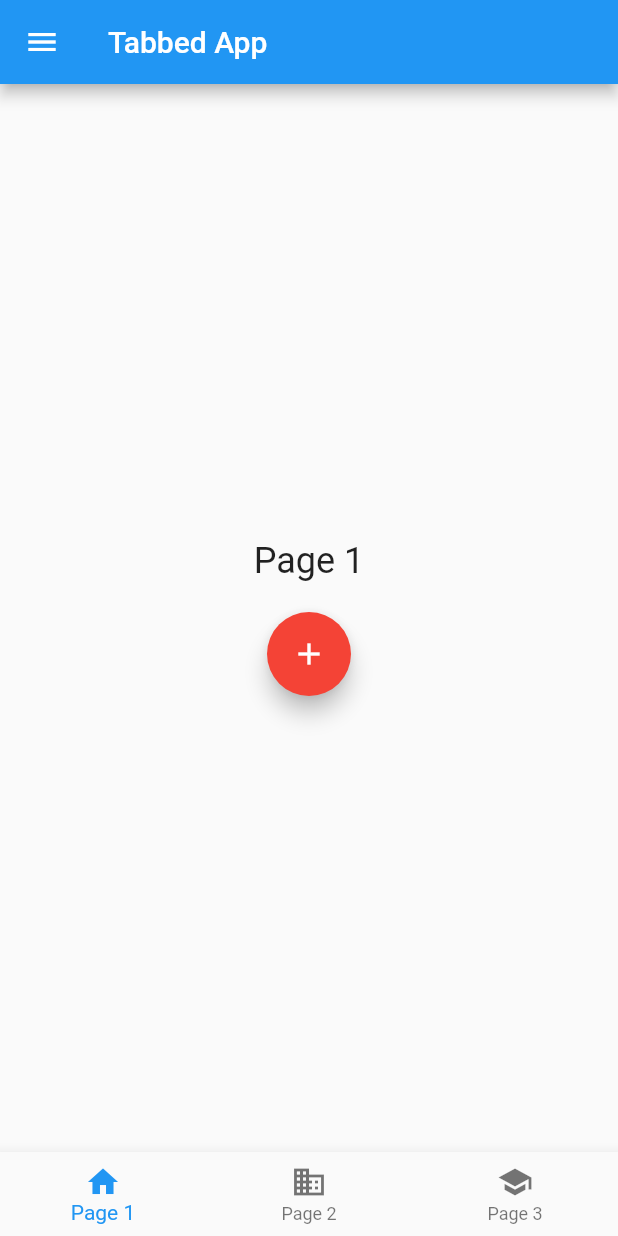
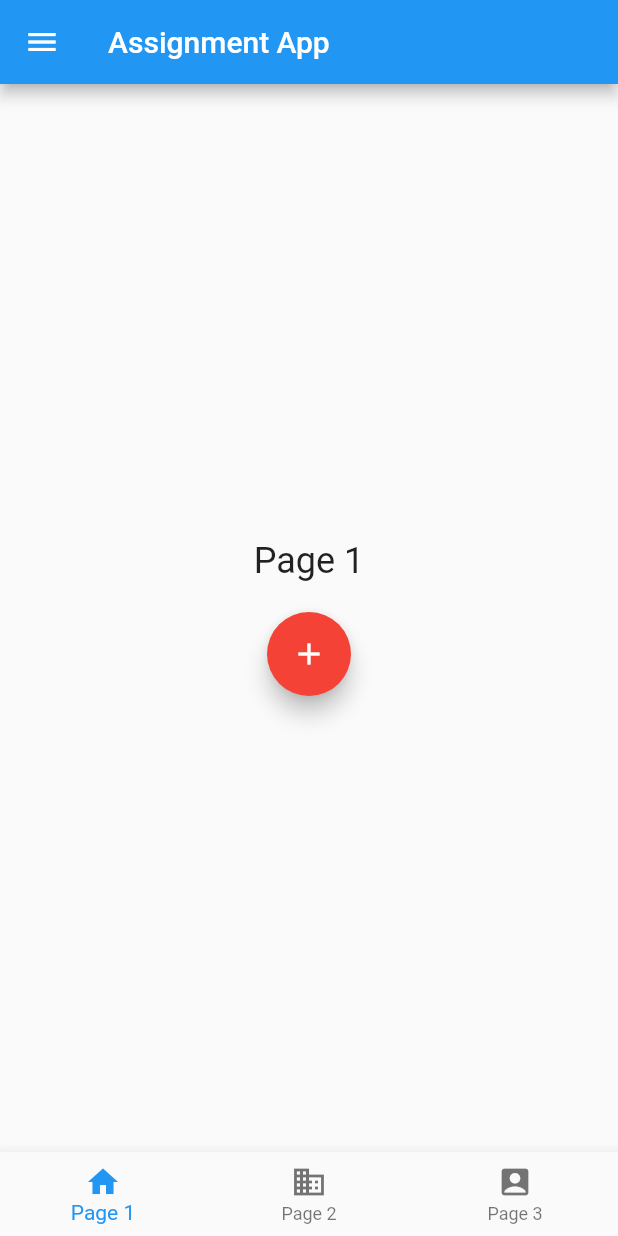
Before and after one commit to siraajul/threescreenbottomnavigation, a Flutter app: the screen it shows after launch, on a phone screen of 412 x 824 dp. Run offline on Flutter 3.47's test engine with Material 2 defaults, Android fonts, the phone set to English and light mode, and no system bars.

```diff
--- a/lib/main.dart
+++ b/lib/main.dart
@@ -8,7 +8,7 @@ class MyApp extends StatelessWidget {
   @override
   Widget build(BuildContext context) {
     return MaterialApp(
-      title: 'Tabbed App',
+      title: 'Assignment App',
       theme: ThemeData(
         primarySwatch: Colors.blue,
       ),
@@ -52,7 +52,7 @@ class _MyHomePageState extends State<MyHomePage> {
   Widget build(BuildContext context) {
     return Scaffold(
       appBar: AppBar(
-        title: Text('Tabbed App'),
+        title: Text('Assignment App'),
       ),
       drawer: Drawer(
         child: ListView(
@@ -148,7 +148,7 @@ class _MyHomePageState extends State<MyHomePage> {
             label: 'Page 2',
           ),
           BottomNavigationBarItem(
-            icon: Icon(Icons.school),
+            icon: Icon(Icons.account_box),
             label: 'Page 3',
           ),
         ],
```
Also changed, not shown: 9 other files.
